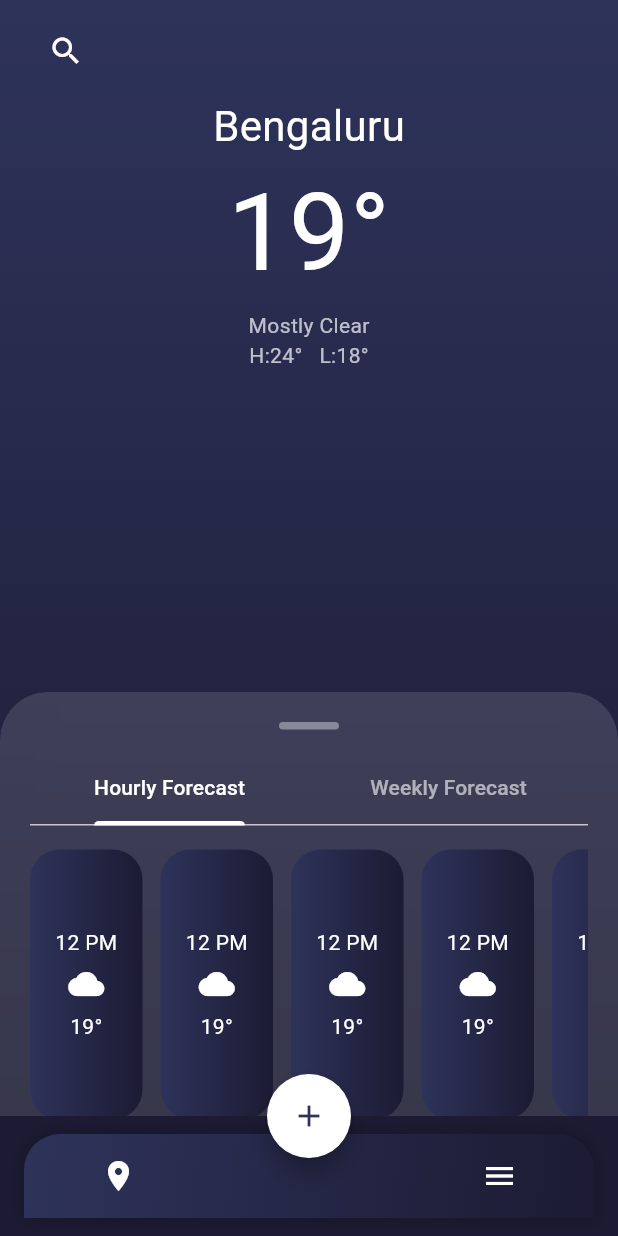
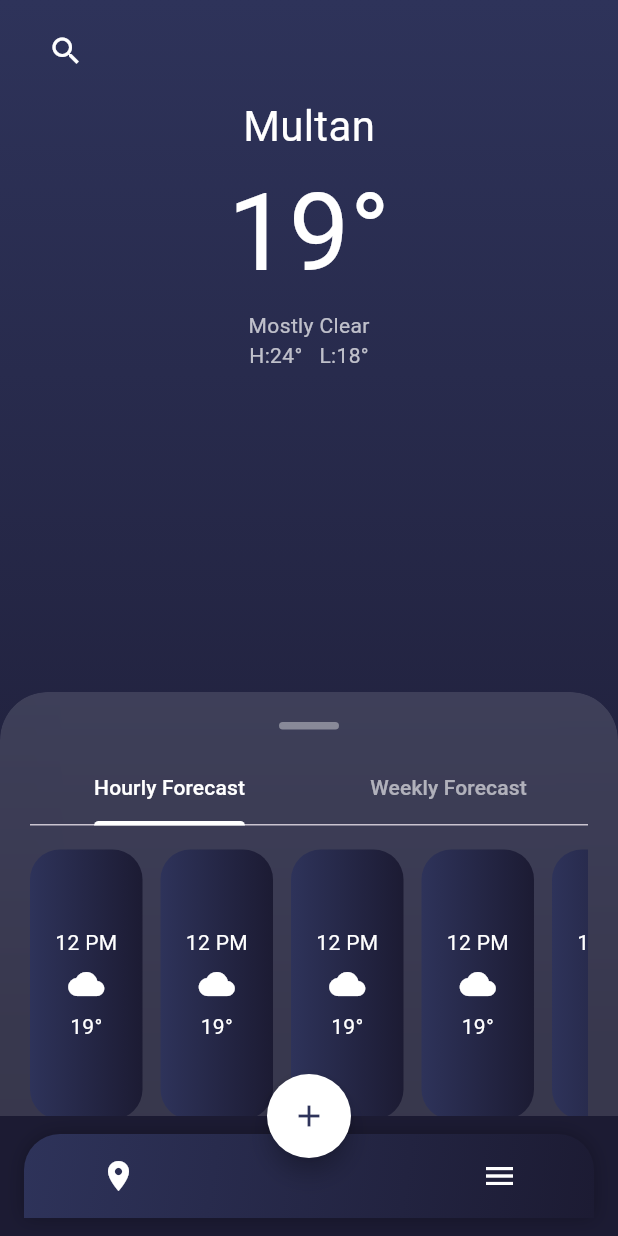
Before and after one commit to junaid-131/WeatherApp, a Flutter app: the screen it shows after launch, on a phone screen of 412 x 824 dp. Run offline on Flutter 3.47's test engine with Material 3 defaults, Android fonts, the phone set to English and light mode, and no system bars.

Commit message:
minor changes

```diff
--- a/lib/HomeScreen.dart
+++ b/lib/HomeScreen.dart
@@ -49,7 +49,7 @@ class HomeScreen extends StatelessWidget {
                   // Weather Info
 
                   Text(
-                    "Bengaluru",
+                    "Multan",
                     style: TextStyle(color: Colors.white, fontSize: 28),
                   ),
                   Text(
```
